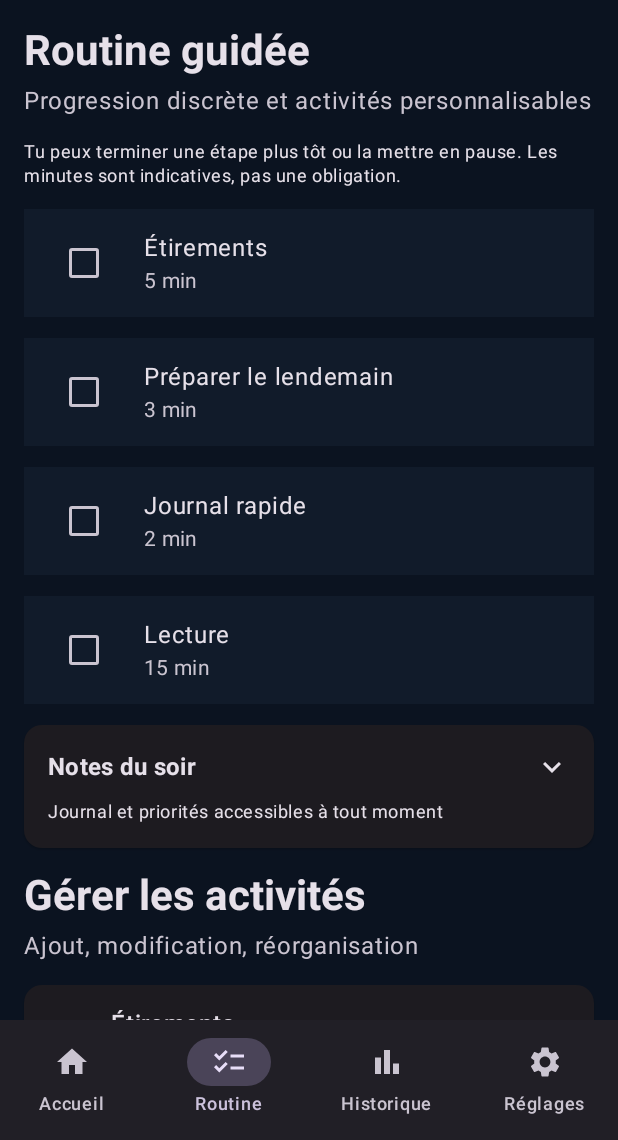
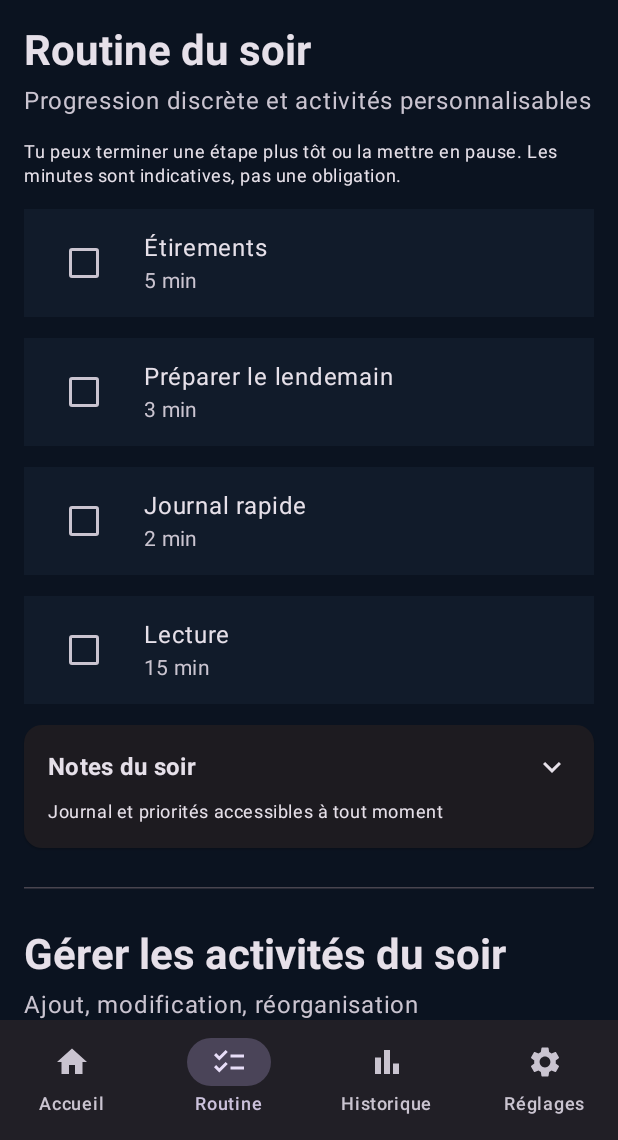
Before and after one commit to xcn02/OFFLINE, an Android app built with Jetpack Compose: the screen it shows after launch (MainActivity), item 2 of the bottom bar chosen, on a phone screen of 412 x 824 dp, the part 96-1236 px from its top. Run offline under Robolectric (Android 15) with nearby library versions, the phone set to English and light mode, and no system bars.

Commit message:
Add files via upload

```diff
--- a/app/build.gradle.kts
+++ b/app/build.gradle.kts
@@ -11,8 +11,8 @@ android {
         applicationId = "fr.offline.soir"
         minSdk = 26
         targetSdk = 35
-        versionCode = 5
-        versionName = "0.4.1"
+        versionCode = 6
+        versionName = "0.4.2"
         ndk { abiFilters += listOf("arm64-v8a") }
     }
     buildTypes {
--- a/app/src/main/java/fr/offline/soir/MainActivity.kt
+++ b/app/src/main/java/fr/offline/soir/MainActivity.kt
@@ -228,7 +228,7 @@ fun OfflineApp(startImmediately: Boolean = false) {
                         item { Text("Les réglages système protégés (niveaux de gris, mode avion) restent manuels sur Android standard.",style=MaterialTheme.typography.bodySmall,color=MaterialTheme.colorScheme.onSurfaceVariant) }
                     }
                     1 -> {
-                        item { Heading("Routine guidée", "Progression discrète et activités personnalisables") }
+                        item { Heading("Routine du soir", "Progression discrète et activités personnalisables") }
                         if (cut && !slept && session == null && activeTasks.isNotEmpty()) item {
                             Button(onClick={setSession(Store.Session(today,activeTasks.firstOrNull{!done(it.id)}?.id ?: activeTasks.first().id,System.currentTimeMillis()))}, modifier=Modifier.fillMaxWidth()) { Text("Démarrer la routine") }
                         }
@@ -276,8 +276,16 @@ fun OfflineApp(startImmediately: Boolean = false) {
                                 })
                             })
                         }
+                        if (cut && !slept) item {
+                            Button(onClick={finishNight()},modifier=Modifier.fillMaxWidth()) {
+                                Icon(Icons.Default.Bedtime,null)
+                                Spacer(Modifier.width(8.dp))
+                                Text("Je vais dormir")
+                            }
+                        }
                         item { NotesPanel(tomorrow, journal, onTomorrow={updateNote("tomorrow", it)}, onJournal={updateNote("journal", it)}, initiallyExpanded=false) }
-                        item { Heading("Gérer les activités", "Ajout, modification, réorganisation") }
+                        item { HorizontalDivider(modifier=Modifier.padding(vertical=12.dp)) }
+                        item { Heading("Gérer les activités du soir", "Ajout, modification, réorganisation") }
                         items(cfg.tasks, key={it.id}) { task ->
                             ElevatedCard(Modifier.fillMaxWidth()) {
                                 Row(Modifier.padding(10.dp),verticalAlignment=Alignment.CenterVertically) {
@@ -290,7 +298,27 @@ fun OfflineApp(startImmediately: Boolean = false) {
                             }
                         }
                         item { OutlinedButton(onClick={adding=true;editor=null},modifier=Modifier.fillMaxWidth()) { Icon(Icons.Default.Add,null); Text(" Ajouter une activité") } }
-                        if (cut && !slept) item { Button(onClick={finishNight()},modifier=Modifier.fillMaxWidth()) { Text("Je vais dormir") } }
+                        item { HorizontalDivider(modifier=Modifier.padding(vertical=12.dp)) }
+                        item { Heading("Routine du matin", "Consignes et détails personnalisés pour le lever") }
+                        item { SettingCard("Petite routine du lever") {
+                            SwitchSetting("Activer la routine du matin", cfg.morningRoutine) { save(cfg.copy(morningRoutine=it)) }
+                            if (cfg.morningRoutine) {
+                                var morning1 by remember(cfg.morningStep1) { mutableStateOf(cfg.morningStep1) }
+                                var morning2 by remember(cfg.morningStep2) { mutableStateOf(cfg.morningStep2) }
+                                var detail1 by remember(cfg.morningDetail1) { mutableStateOf(cfg.morningDetail1) }
+                                var detail2 by remember(cfg.morningDetail2) { mutableStateOf(cfg.morningDetail2) }
+                                OutlinedTextField(value=morning1,onValueChange={morning1=it},label={Text("Première chose à faire au lever")},modifier=Modifier.fillMaxWidth())
+                                OutlinedTextField(value=detail1,onValueChange={detail1=it},label={Text("Détails (facultatifs)")},
+                                    placeholder={Text("Ex. 10 squats, 10 pompes, 5 min d'étirements")},
+                                    minLines=2,maxLines=5,modifier=Modifier.fillMaxWidth())
+                                OutlinedTextField(value=morning2,onValueChange={morning2=it},label={Text("Deuxième chose (facultative)")},modifier=Modifier.fillMaxWidth())
+                                OutlinedTextField(value=detail2,onValueChange={detail2=it},label={Text("Détails (facultatifs)")},
+                                    minLines=2,maxLines=5,modifier=Modifier.fillMaxWidth())
+                                TextButton(onClick={save(cfg.copy(morningStep1=morning1.trim(),morningStep2=morning2.trim(),
+                                    morningDetail1=detail1.trim(),morningDetail2=detail2.trim()))}) { Text("Enregistrer la routine du lever") }
+                                Text("Le matin, chaque consigne apparaît avec sa légende sous le titre et sa case à cocher. Les détails restent facultatifs.",style=MaterialTheme.typography.bodySmall)
+                            }
+                        } }
                     }
                     2 -> {
                         item { Heading("Historique", "Les 90 dernières soirées enregistrées localement") }
@@ -407,25 +435,6 @@ fun OfflineApp(startImmediately: Boolean = false) {
                             }
                             Text("Après « Je coupe » ou « Ignorer ce soir », les rappels cessent. En mode renforcé, le pop-up nécessite toujours ton autorisation ; les sons et vibrations dépendent des réglages Android.",style=MaterialTheme.typography.bodySmall)
                         } }
-                        item { SettingCard("Petite routine du lever") {
-                            SwitchSetting("Activer la routine du matin", cfg.morningRoutine) { save(cfg.copy(morningRoutine=it)) }
-                            if (cfg.morningRoutine) {
-                                var morning1 by remember(cfg.morningStep1) { mutableStateOf(cfg.morningStep1) }
-                                var morning2 by remember(cfg.morningStep2) { mutableStateOf(cfg.morningStep2) }
-                                var detail1 by remember(cfg.morningDetail1) { mutableStateOf(cfg.morningDetail1) }
-                                var detail2 by remember(cfg.morningDetail2) { mutableStateOf(cfg.morningDetail2) }
-                                OutlinedTextField(value=morning1,onValueChange={morning1=it},label={Text("Première chose à faire au lever")},modifier=Modifier.fillMaxWidth())
-                                OutlinedTextField(value=detail1,onValueChange={detail1=it},label={Text("Détails (facultatifs)")},
-                                    placeholder={Text("Ex. 10 squats, 10 pompes, 5 min d'étirements")},
-                                    minLines=2,maxLines=5,modifier=Modifier.fillMaxWidth())
-                                OutlinedTextField(value=morning2,onValueChange={morning2=it},label={Text("Deuxième chose (facultative)")},modifier=Modifier.fillMaxWidth())
-                                OutlinedTextField(value=detail2,onValueChange={detail2=it},label={Text("Détails (facultatifs)")},
-                                    minLines=2,maxLines=5,modifier=Modifier.fillMaxWidth())
-                                TextButton(onClick={save(cfg.copy(morningStep1=morning1.trim(),morningStep2=morning2.trim(),
-                                    morningDetail1=detail1.trim(),morningDetail2=detail2.trim()))}) { Text("Enregistrer la routine du lever") }
-                                Text("Le matin, chaque consigne apparaît avec sa légende sous le titre et sa case à cocher. Les détails restent facultatifs.",style=MaterialTheme.typography.bodySmall)
-                            }
-                        } }
                         item { SettingCard("Notifications et données") {
                             SwitchSetting("Rappel des priorités du lendemain",cfg.morning){save(cfg.copy(morning=it))}
                             Text("Les activités et l'historique restent sur ce téléphone.",style=MaterialTheme.typography.bodySmall)
```
Also changed, not shown: 1 other file.
